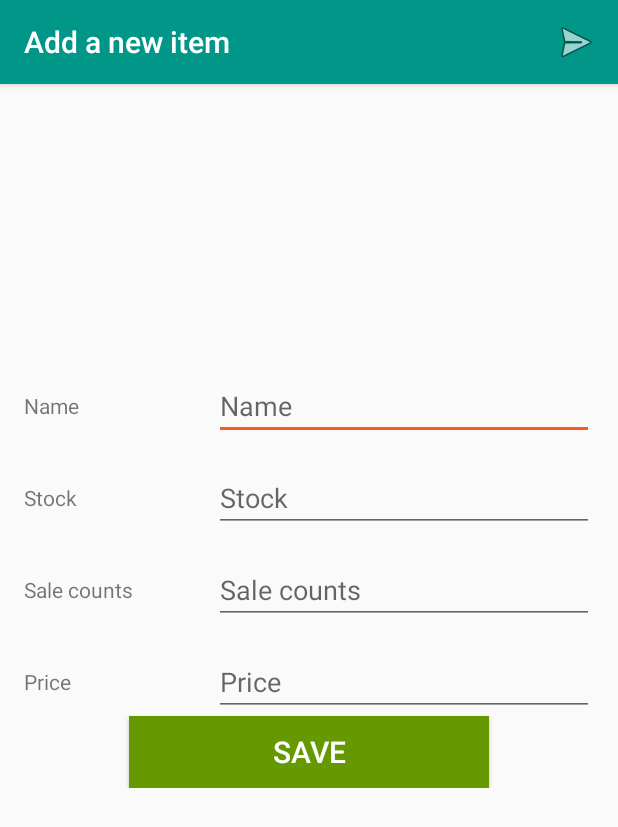
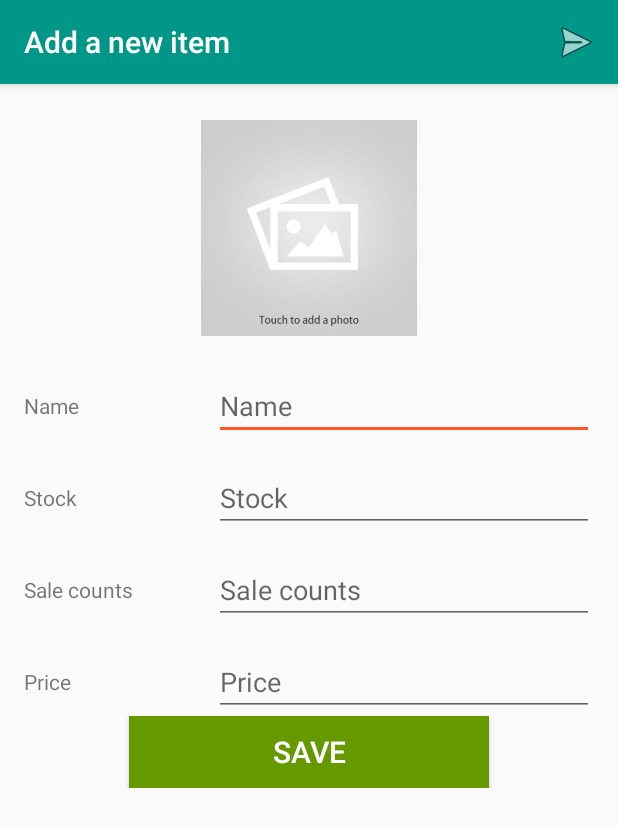
Before and after one commit to cskeleton/InventoryApp, an Android app: the EditorActivity screen opened directly, with no data from a screen before it, on a phone screen of 412 x 824 dp. Shown: the top 827 px of the screen. Run offline under Robolectric (Android 15) with nearby library versions, the phone set to English and light mode, and no system bars.

Commit message:
Task Finished.

```diff
--- a/app/src/main/java/com/example/gucheng/inventoryapp/data/DbHelper.java
+++ b/app/src/main/java/com/example/gucheng/inventoryapp/data/DbHelper.java
@@ -12,7 +12,7 @@ import com.example.gucheng.inventoryapp.data.GcContract.GcEntry;
 
 class DbHelper extends SQLiteOpenHelper {
 
-    private final static int TABLE_VERSION = 1;
+    private final static int TABLE_VERSION = 0;
 
     DbHelper(Context context) {
         super(context, GcEntry.TABLE_NAME, null, TABLE_VERSION);
@@ -26,7 +26,7 @@ class DbHelper extends SQLiteOpenHelper {
                 GcEntry.COLUMN_GC_SALE + " INTEGER DEFAULT 0," +
                 GcEntry.COLUMN_GC_STOCK + " INTEGER NOT NULL DEFAULT 0," +
                 GcEntry.COLUMN_GC_PRICE + " INTEGER NOT NULL DEFAULT 0," +
-                GcEntry.COLUMN_GC_IMAGE + " BLOB" + ");";
+                GcEntry.COLUMN_GC_IMAGE + " BLOB" + " );";
         db.execSQL(SQL_CREATE_TABLE);
     }
 
--- a/app/src/main/res/layout/content_editor.xml
+++ b/app/src/main/res/layout/content_editor.xml
@@ -17,14 +17,14 @@
         android:paddingRight="@dimen/activity_horizontal_margin"
         android:paddingTop="@dimen/activity_vertical_margin" >
 
-        <ImageView    android:id="@+id/pic_btn"
+        <ImageView    android:id="@+id/pic_text"
             android:layout_width="160dp"
             android:layout_height="160dp"
             android:padding="8dp"
             android:layout_centerHorizontal="true" />
 
         <LinearLayout   android:id="@+id/name_layout"
-            android:layout_below="@id/pic_btn"
+            android:layout_below="@id/pic_text"
             android:layout_width="match_parent"
             android:layout_height="wrap_content"
             android:layout_marginTop="16dp"
--- /dev/null
+++ b/app/src/main/res/menu/popup_menu.xml
@@ -0,0 +1,15 @@
+<?xml version="1.0" encoding="utf-8"?>
+<menu xmlns:android="http://schemas.android.com/apk/res/android">
+
+    <item
+        android:id="@+id/camera"
+        android:title="@string/take_photo"/>
+
+    <item
+        android:id="@+id/gallery"
+        android:title="@string/choose_photo"/>
+
+    <item
+        android:id="@+id/cancel"
+        android:title="@string/cancel"/>
+</menu>
--- a/app/src/main/res/values/strings.xml
+++ b/app/src/main/res/values/strings.xml
@@ -33,5 +33,7 @@
     <string name="need_stock">Need a stock amount</string>
     <string name="need_price">Incredible,it\'s priceless!\n You should set a price.</string>
     <string name="sold">One item sold.</string>
+    <string name="choose_photo">Choose a photo from photo album.</string>
+    <string name="take_photo">Take a photo from camera.</string>
 
 </resources>
```
Also changed, not shown: app/src/main/java/com/example/gucheng/inventoryapp/EditorActivity.java (+91 -17 lines), app/src/main/java/com/example/gucheng/inventoryapp/GcCursorAdapter.java (+5 -2 lines), app/src/main/res/drawable/placeholder.png (added).
